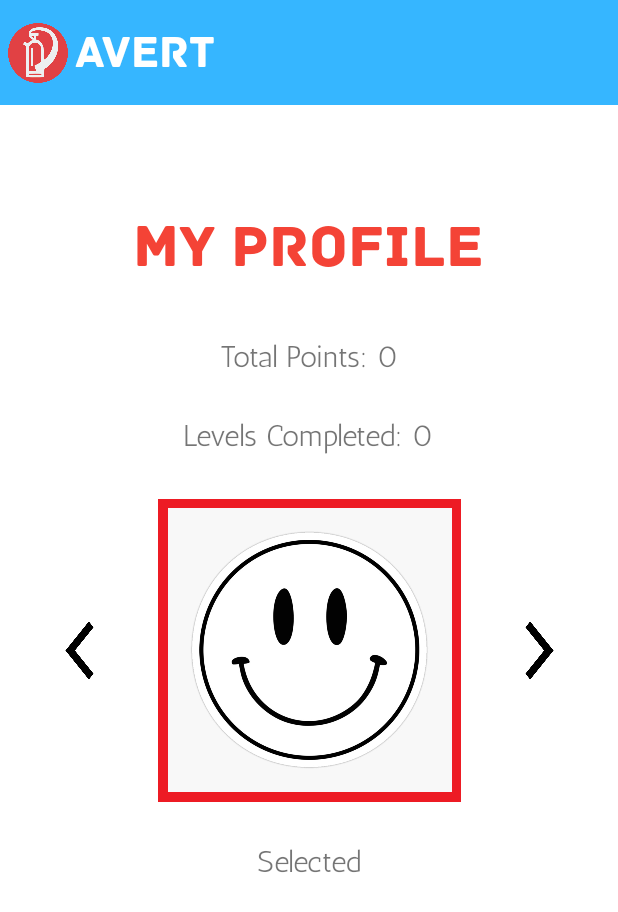
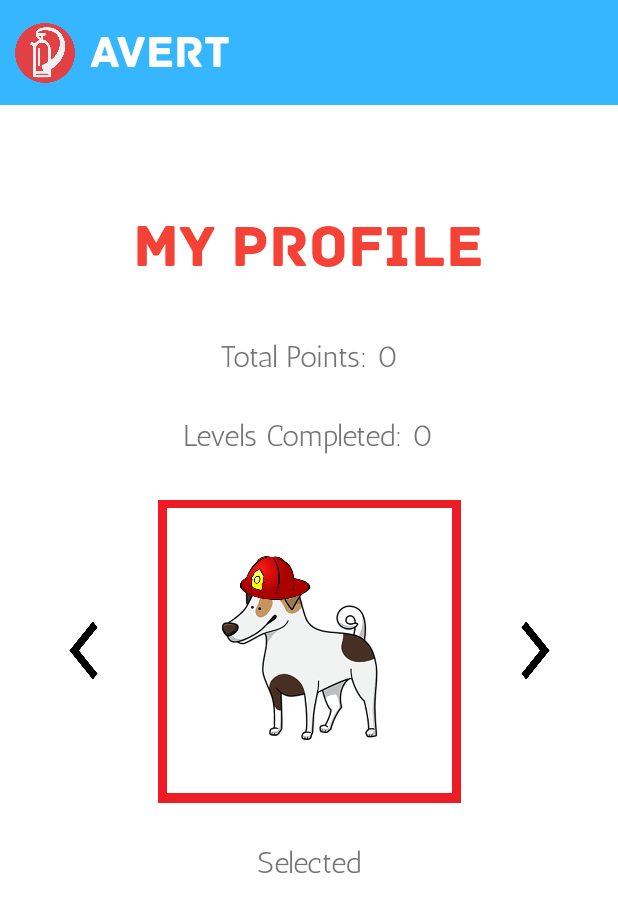
Before and after one commit to AngelaZhang123/Avert, an Android app: the ProfileActivity screen opened directly, with no data from a screen before it, on a phone screen of 412 x 824 dp. Shown: the top 912 px of the screen. Run offline under Robolectric (Android 15) with nearby library versions, the phone set to English and light mode, and no system bars.

Commit message:
Finished profile activity

```diff
--- a/app/src/main/java/com/example/extinguisher/ProfileActivity.java
+++ b/app/src/main/java/com/example/extinguisher/ProfileActivity.java
@@ -2,6 +2,7 @@ package com.example.extinguisher;
 
 import androidx.appcompat.app.AppCompatActivity;
 
+import android.content.Intent;
 import android.os.Bundle;
 import android.view.View;
 import android.widget.Button;
@@ -10,9 +11,8 @@ import android.widget.ImageView;
 import android.widget.TextView;
 
 public class ProfileActivity extends AppCompatActivity {
-    private int [] images = {R.drawable.smiley, R.drawable.blue_smiley, R.drawable.yellow_smiley};
-    private int [] pointsNeeded = {0, 15, 30};
-    private ImageButton rightButton, leftButton;
+    private final int [] images = {R.drawable.avatar_one, R.drawable.avatar_two, R.drawable.avatar_three};
+    private final int [] pointsNeeded = {0, 15, 30};
     private Button selectButton;
     private ImageView avatar, lock, square;
     private TextView avatarText;
@@ -29,7 +29,7 @@ public class ProfileActivity extends AppCompatActivity {
         points = manager.getTotalPoints();
         int levels = manager.getNumComplete();
         avatar = (ImageView) findViewById(R.id.avatar);
-        currIndex = manager.getAvatarIndex();
+        selected = currIndex = manager.getAvatarIndex();
         lock = (ImageView) findViewById(R.id.lock_image);
         square = (ImageView) findViewById(R.id.border);
         selectButton = (Button) findViewById(R.id.select_avatar);
@@ -41,7 +41,7 @@ public class ProfileActivity extends AppCompatActivity {
         TextView levelsText = (TextView) findViewById(R.id.profile_levels);
         levelsText.setText("" + levelsText.getText() + " " + levels);
 
-        rightButton = (ImageButton) findViewById(R.id.right_arrow);
+        ImageButton rightButton = (ImageButton) findViewById(R.id.right_arrow);
         rightButton.setOnClickListener(new View.OnClickListener(){
             @Override
             public void onClick(View v) {
@@ -51,7 +51,7 @@ public class ProfileActivity extends AppCompatActivity {
             }
         });
 
-        leftButton = (ImageButton) findViewById(R.id.left_arrow);
+        ImageButton leftButton = (ImageButton) findViewById(R.id.left_arrow);
         leftButton.setOnClickListener(new View.OnClickListener(){
             @Override
             public void onClick(View v) {
@@ -67,8 +67,18 @@ public class ProfileActivity extends AppCompatActivity {
                 selected = currIndex;
                 manager.setAvatarIndex(selected);
                 square.setVisibility(View.VISIBLE);
+                avatarText.setText("Selected");
                 avatarText.setVisibility(View.VISIBLE);
-                avatarText.setText("Selected");
+                selectButton.setVisibility(View.INVISIBLE);
+            }
+        });
+
+        ImageButton homeButton = (ImageButton) findViewById(R.id.home_profile);
+        homeButton.setOnClickListener(new View.OnClickListener() {
+            @Override
+            public void onClick(View v) {
+                Intent intent = new Intent(ProfileActivity.this, MenuActivity.class);
+                startActivity(intent);
             }
         });
     }
--- a/app/src/main/res/layout/activity_profile.xml
+++ b/app/src/main/res/layout/activity_profile.xml
@@ -16,9 +16,10 @@
         app:layout_constraintTop_toTopOf="parent" />
 
     <TextView
+        android:id="@+id/textView8"
         android:layout_width="wrap_content"
         android:layout_height="wrap_content"
-        android:layout_marginLeft="50dp"
+        android:layout_marginStart="60dp"
         android:fontFamily="@font/archive"
         android:text="AVERT"
         android:textAllCaps="false"
@@ -28,15 +29,19 @@
         app:layout_constraintStart_toStartOf="parent"
         app:layout_constraintTop_toTopOf="@id/myRectangleView" />
 
-    <ImageView
-        android:id="@+id/logo"
+    <ImageButton
+        android:id="@+id/home_profile"
         android:layout_width="40dp"
         android:layout_height="40dp"
-        android:layout_marginLeft="5dp"
-        android:src="@drawable/logo"
+        android:adjustViewBounds="true"
+        android:background="#00FFFFFF"
+        android:scaleType="fitCenter"
+        app:layout_constraintBottom_toBottomOf="@+id/myRectangleView"
+        app:layout_constraintEnd_toStartOf="@+id/textView8"
         app:layout_constraintStart_toStartOf="parent"
-        app:layout_constraintBottom_toBottomOf="@+id/myRectangleView"
-        app:layout_constraintTop_toTopOf="@id/myRectangleView" />
+        app:layout_constraintTop_toTopOf="@+id/myRectangleView"
+        app:srcCompat="@drawable/logo" />
+
     <TextView
         android:id="@+id/profile_title"
         android:layout_width="wrap_content"
@@ -88,15 +93,15 @@
 
     <ImageView
         android:id="@+id/avatar"
-        android:layout_width="202dp"
-        android:layout_height="189dp"
+        android:layout_width="190dp"
+        android:layout_height="190dp"
         android:layout_marginTop="36dp"
-        android:background="#00FFFFFF"
+        android:background="@color/white"
         app:layout_constraintEnd_toEndOf="parent"
         app:layout_constraintHorizontal_bias="0.502"
         app:layout_constraintStart_toStartOf="parent"
         app:layout_constraintTop_toBottomOf="@+id/profile_levels"
-        app:srcCompat="@drawable/smiley" />
+        app:srcCompat="@drawable/avatar_one" />
 
     <ImageButton
         android:id="@+id/right_arrow"
--- a/app/src/main/res/values/house-strings.xml
+++ b/app/src/main/res/values/house-strings.xml
@@ -6,7 +6,7 @@
         What do you do?</string>
     <string name="h3_text">Let\'s say your only choice is to walk through smoke. What do you do?</string>
     <string name="h4_text">Uh oh! Your clothing has caught on fire! What do you do?</string>
-    <string name="h5_text">Now you are safely your house. What is your next step?</string>
+    <string name="h5_text">Now you are safely out of your house. What is your next step?</string>
 
     <string name="house1a">Call the fire department</string>
     <string name="house1b">Get out of the house</string>
```
